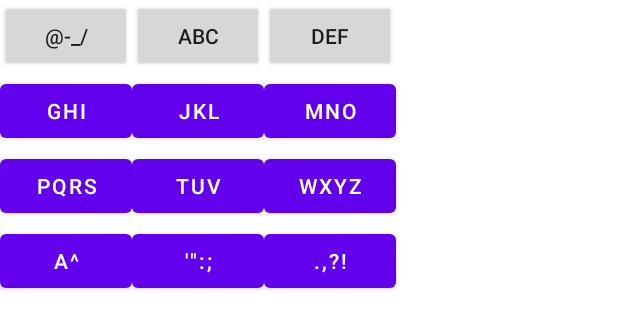
After one commit to Chris234k/12-keys, an Android app: the layout keyboard_layout.xml on its own in the app's theme, with its tools: preview values and no code run, on a phone screen of 412 x 824 dp. The commit adds this screen. Shown: the top 329 px of the screen. Run offline under Robolectric (Android 15) with nearby library versions, the phone set to English and light mode, and no system bars.

Commit message:
Key subclass from Button. Now able to detect inputs

```diff
--- /dev/null
+++ b/app/src/main/res/layout/keyboard_layout.xml
@@ -0,0 +1,107 @@
+<?xml version="1.0" encoding="utf-8"?>
+<com.chris234k.keys12.Keyboard xmlns:android="http://schemas.android.com/apk/res/android"
+    android:layout_width="match_parent"
+    android:layout_height="match_parent">
+
+    <TableRow
+        android:id="@+id/one"
+        android:layout_width="match_parent"
+        android:layout_height="match_parent">
+
+        <com.chris234k.keys12.Key
+            android:id="@+id/key"
+            android:layout_width="wrap_content"
+            android:layout_height="wrap_content"
+            android:text="\@-_/" />
+
+        <com.chris234k.keys12.Key
+            android:id="@+id/key2"
+            android:layout_width="wrap_content"
+            android:layout_height="wrap_content"
+            android:text="ABC" />
+
+        <com.chris234k.keys12.Key
+            android:id="@+id/key3"
+            android:layout_width="wrap_content"
+            android:layout_height="wrap_content"
+            android:text="DEF" />
+
+    </TableRow>
+
+    <TableRow
+        android:id="@+id/two"
+        android:layout_width="match_parent"
+        android:layout_height="match_parent"
+        android:translationY="50dp">
+
+        <Button
+            android:id="@+id/button6"
+            android:layout_width="wrap_content"
+            android:layout_height="wrap_content"
+            android:text="GHI" />
+
+        <Button
+            android:id="@+id/button7"
+            android:layout_width="wrap_content"
+            android:layout_height="wrap_content"
+            android:text="JKL" />
+
+        <Button
+            android:id="@+id/button8"
+            android:layout_width="wrap_content"
+            android:layout_height="wrap_content"
+            android:text="MNO" />
+    </TableRow>
+
+    <TableRow
+        android:id="@+id/three"
+        android:layout_width="match_parent"
+        android:layout_height="match_parent"
+        android:translationY="100dp">
+
+        <Button
+            android:id="@+id/button9"
+            android:layout_width="wrap_content"
+            android:layout_height="wrap_content"
+            android:text="PQRS" />
+
+        <Button
+            android:id="@+id/button10"
+            android:layout_width="wrap_content"
+            android:layout_height="wrap_content"
+            android:text="TUV" />
+
+        <Button
+            android:id="@+id/button11"
+            android:layout_width="wrap_content"
+            android:layout_height="wrap_content"
+            android:text="WXYZ" />
+
+    </TableRow>
+
+    <TableRow
+        android:id="@+id/four"
+        android:layout_width="match_parent"
+        android:layout_height="match_parent"
+        android:translationY="150dp">
+
+        <Button
+            android:id="@+id/button12"
+            android:layout_width="wrap_content"
+            android:layout_height="wrap_content"
+            android:text="A^" />
+
+        <Button
+            android:id="@+id/button13"
+            android:layout_width="wrap_content"
+            android:layout_height="wrap_content"
+            android:text="'&quot;:;" />
+
+        <Button
+            android:id="@+id/button14"
+            android:layout_width="wrap_content"
+            android:layout_height="wrap_content"
+            android:text=".,?!" />
+    </TableRow>
+
+</com.chris234k.keys12.Keyboard>
--- a/app/src/main/res/values-night/styles.xml
+++ b/app/src/main/res/values-night/styles.xml
@@ -2,6 +2,5 @@
 
     <style name="Widget.Theme.12Keys.MyView" parent="">
         <item name="android:background">@color/gray_600</item>
-        <item name="exampleColor">@color/light_blue_600</item>
     </style>
 </resources>
--- /dev/null
+++ b/app/src/main/res/values/attrs_key.xml
@@ -0,0 +1,4 @@
+<resources>
+    <declare-styleable name="Key">
+    </declare-styleable>
+</resources>
--- /dev/null
+++ b/app/src/main/res/values/attrs_keyboard.xml
@@ -0,0 +1,4 @@
+<resources>
+    <declare-styleable name="KeysView">
+    </declare-styleable>
+</resources>
--- a/app/src/main/res/values/styles.xml
+++ b/app/src/main/res/values/styles.xml
@@ -2,6 +2,5 @@
 
     <style name="Widget.Theme.12Keys.MyView" parent="">
         <item name="android:background">@color/gray_400</item>
-        <item name="exampleColor">@color/light_blue_400</item>
     </style>
 </resources>
```
Also changed, not shown: app/src/main/java/com/chris234k/keys12/Key.java (added, +30 -0 lines), app/src/main/java/com/chris234k/keys12/Keyboard.java (renamed from app/src/main/java/com/chris234k/keys12/KeysView.java, +17 -6 lines), app/src/main/java/com/chris234k/keys12/KeysIME.java (+4 -4 lines), app/src/main/res/layout/key_layout.xml (added, +13 -0 lines), app/src/main/res/layout/keys_layout.xml (deleted, +0 -103 lines), app/src/main/res/values/attrs_keys_view.xml (deleted, +0 -8 lines).
